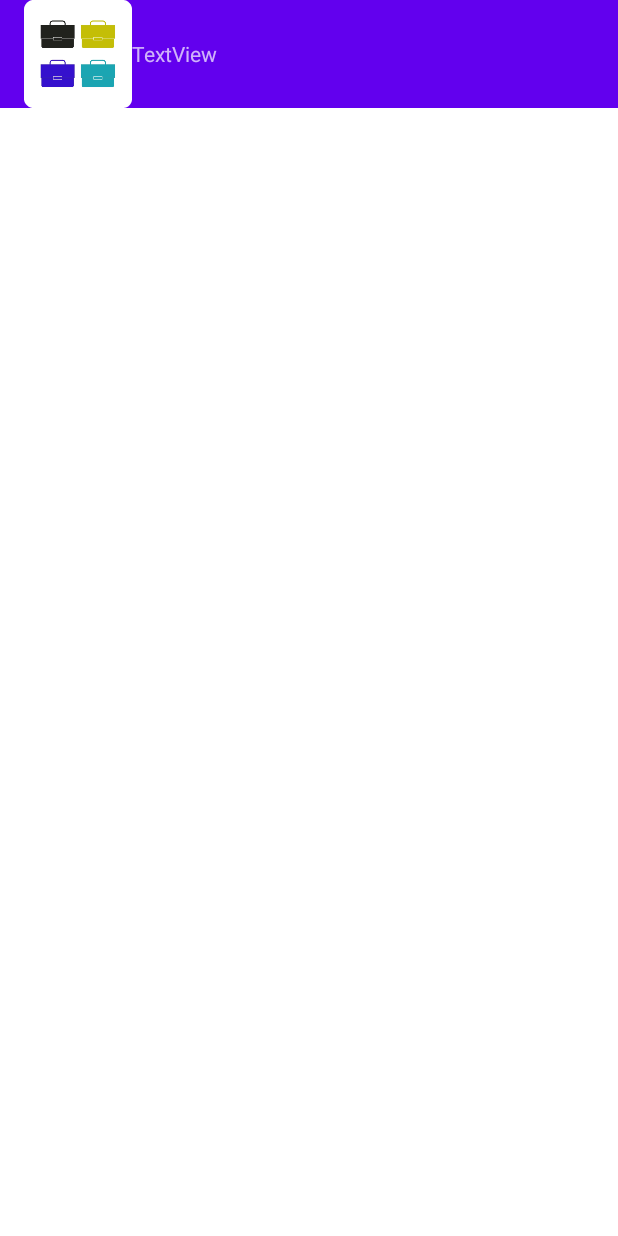
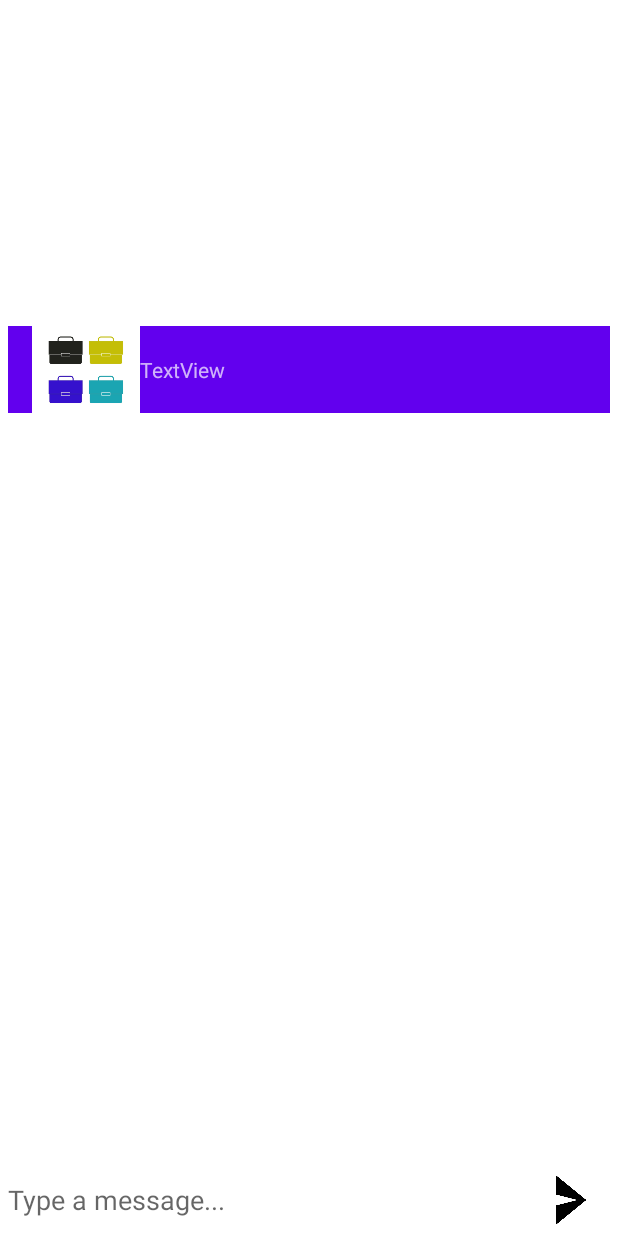
Before and after one commit to mikaty98/MyTestingAp, an Android app: the layout activity_chat_room.xml on its own in the app's theme, with its tools: preview values and no code run, on a phone screen of 412 x 824 dp. Run offline under Robolectric (Android 15) with nearby library versions, the phone set to English and light mode, and no system bars.

Commit message:
Chat room updates: seeker sends first message

```diff
--- a/app/src/main/res/layout/activity_chat_room.xml
+++ b/app/src/main/res/layout/activity_chat_room.xml
@@ -7,17 +7,58 @@
     tools:context=".ChatRoom">
 
 
+    <RelativeLayout
+        android:id="@+id/bottom"
+        android:layout_width="match_parent"
+        android:layout_height="match_parent"
+        android:padding="5dp"
+        app:layout_constraintEnd_toEndOf="parent"
+        app:layout_constraintTop_toTopOf="parent">
+
+        <EditText
+            android:id="@+id/text_send"
+            android:layout_width="349dp"
+            android:layout_height="37dp"
+            android:layout_alignParentEnd="true"
+            android:layout_alignParentBottom="true"
+            android:layout_marginEnd="57dp"
+            android:layout_marginRight="6dp"
+            android:layout_marginBottom="0dp"
+            android:layout_toLeftOf="@+id/btn_send"
+            android:background="@android:color/transparent"
+            android:hint="Type a message..." />
+
+        <ImageButton
+            android:id="@+id/btn_send"
+            android:layout_width="40dp"
+            android:layout_height="40dp"
+            android:layout_alignParentEnd="true"
+            android:layout_alignParentRight="true"
+            android:layout_alignParentBottom="true"
+            android:layout_marginEnd="6dp"
+            android:layout_marginRight="6dp"
+            android:layout_marginBottom="-1dp"
+            android:background="@drawable/ic_image" />
+
+        <androidx.recyclerview.widget.RecyclerView
+            android:id="@+id/recycler_view"
+            android:layout_width="wrap_content"
+            android:layout_height="238dp"
+            android:layout_marginTop="60dp"
+            android:visibility="visible"
+            tools:ignore="MissingConstraints" />
+
         <androidx.appcompat.widget.Toolbar
 
             android:id="@+id/toolbar2"
-        android:layout_width="match_parent"
-        android:layout_height="wrap_content"
+            android:layout_width="407dp"
+            android:layout_height="58dp"
+            android:layout_alignParentBottom="true"
+            android:layout_marginBottom="543dp"
             android:background="?attr/colorPrimary"
             android:minHeight="?attr/actionBarSize"
             android:theme="?attr/actionBarTheme"
-        tools:ignore="MissingConstraints"
-        tools:layout_editor_absoluteX="68dp"
-        tools:layout_editor_absoluteY="-4dp">
+            tools:ignore="MissingConstraints">
 
             <ImageView
                 android:id="@+id/imageview_profile"
@@ -36,9 +77,10 @@
                 android:text="TextView" />
 
 
-
-
         </androidx.appcompat.widget.Toolbar>
 
 
+    </RelativeLayout>
+
+
 </androidx.constraintlayout.widget.ConstraintLayout>
```
Also changed, not shown: app/src/main/java/com/example/mytestingapp/ChatRoom.java (+50 -1 lines), app/src/main/res/drawable/ic_image.png (added). Lines whose indentation alone changed are shown as unchanged.
